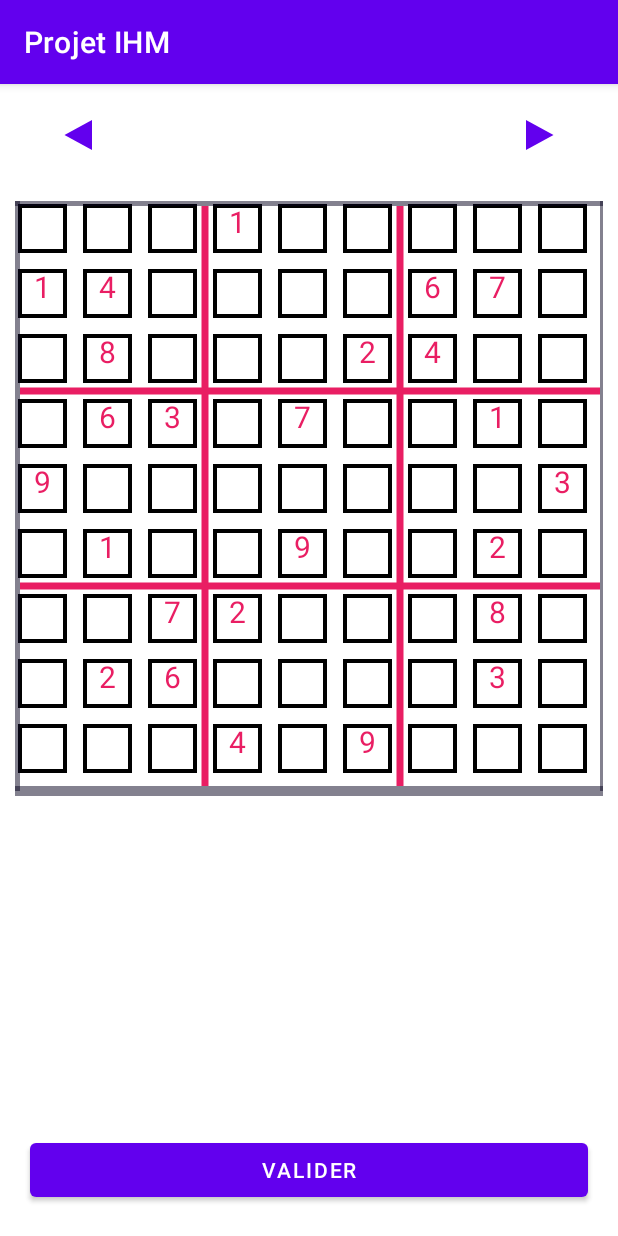
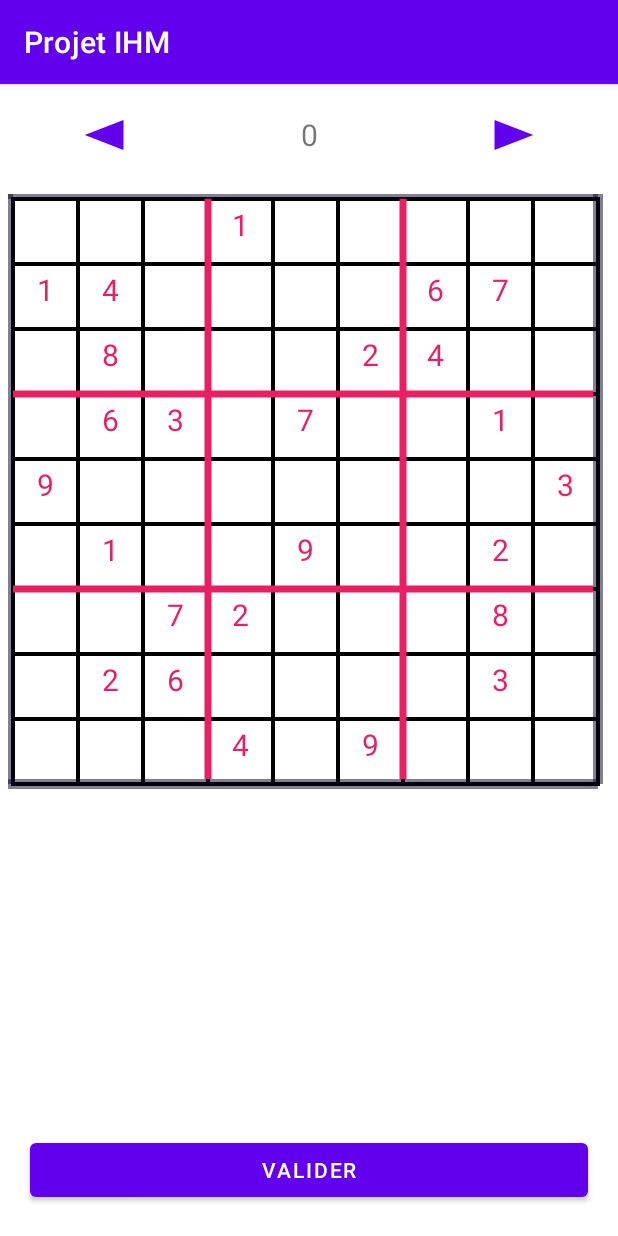
Before and after one commit to NazihBouraba/Sudoku-android-java, an Android app: the JeuActivity screen opened directly, with no data from a screen before it, on a phone screen of 412 x 824 dp. Run offline under Robolectric (Android 15) with nearby library versions, the phone set to English and light mode, and no system bars.

Commit message:
sauvgarde working

```diff
--- a/app/build.gradle
+++ b/app/build.gradle
@@ -38,4 +38,5 @@ dependencies {
     androidTestImplementation 'androidx.test.ext:junit:1.1.2'
     androidTestImplementation 'androidx.test.espresso:espresso-core:3.3.0'
     implementation 'org.jsoup:jsoup:1.11.1'
+    implementation 'com.google.code.gson:gson:2.8.5'
 }
--- a/app/src/main/java/com/example/projetihm/Classes/Grille.java
+++ b/app/src/main/java/com/example/projetihm/Classes/Grille.java
@@ -16,7 +16,7 @@ import com.example.projetihm.R;
 
 public class Grille extends View {
 
-    public int taillecase =20;
+    public int taillecase =0;
     public int decalage = 5;
     private int n;
     public static int taille_ecran =0;
@@ -97,11 +97,8 @@ public class Grille extends View {
     }
 
 
-    public void dessiner(Canvas c,String s ,int x , int y){
+    public void dessiner(){
         this.invalidate();
-
-        this.invalidate();
-
     }
 
     @Override
@@ -109,7 +106,7 @@ public class Grille extends View {
         c= canvas ;
         int screenWidth = getWidth();
         int screenHeight = getHeight();
-        int w = Math.min(screenWidth , screenHeight );
+        int w = Math.min(screenWidth-10 , screenHeight-10 );
       //  int z = Math.max(screenWidth -00, screenHeight -00);
     //    decalage = (w-z)/2;
         w = w - (w%9);
--- /dev/null
+++ b/app/src/main/java/com/example/projetihm/Classes/Sauvgarde.java
@@ -0,0 +1,57 @@
+package com.example.projetihm.Classes;
+
+import android.app.Activity;
+import android.content.Context;
+import android.content.SharedPreferences;
+
+import com.example.projetihm.MainActivity;
+import com.google.gson.Gson;
+
+import static android.content.Context.MODE_PRIVATE;
+
+public class Sauvgarde {
+   public int matrix[][];
+   public boolean fix[][];
+
+
+    public Sauvgarde(int[][] matrix, boolean[][] fix) {
+        this.matrix = matrix;
+        this.fix = fix;
+
+    }
+
+    public Sauvgarde() {
+
+    }
+
+    public  void sauvgarder(int i , Activity c){
+        SharedPreferences mPrefs = c.getPreferences(MODE_PRIVATE);
+        SharedPreferences.Editor prefsEditor = mPrefs.edit();
+        Gson gson = new Gson();
+        String json = gson.toJson(this);
+        prefsEditor.putString(""+i, json);
+        prefsEditor.commit();
+
+    }
+    public  Sauvgarde recuperer(int i ,Activity c ){
+        SharedPreferences mPrefs = c.getPreferences(MODE_PRIVATE);
+        Gson gson = new Gson();
+        String json = mPrefs.getString(""+i, "");
+        if(json==""){return null;}
+        Sauvgarde obj = gson.fromJson(json, Sauvgarde.class);
+        return  obj;
+    }
+
+    public void sauvgarder_last_index(int i , Activity c){
+        SharedPreferences mPrefs = c.getPreferences(MODE_PRIVATE);
+        SharedPreferences.Editor prefsEditor = mPrefs.edit();
+        prefsEditor.putInt("index", i);
+    }
+
+    public int recuperer_last_index(Activity c ){
+        SharedPreferences mPrefs = c.getPreferences(MODE_PRIVATE);
+        int  index = mPrefs.getInt("index",0);
+        return  index ;
+
+    }
+}
--- a/app/src/main/java/com/example/projetihm/Classes/SudokuExamples.java
+++ b/app/src/main/java/com/example/projetihm/Classes/SudokuExamples.java
@@ -42,7 +42,7 @@ public class SudokuExamples  {
                     Document doc = Jsoup.connect(url+v).get();
                     Element s =  doc.select("body").first();
                     MainActivity.exemples.add( s.text());
-                    System.out.println("le contenu est " + s.text());
+                  //  System.out.println("le contenu est " + s.text());
 
                 } catch (Exception e) {
                     e.printStackTrace();
--- a/app/src/main/java/com/example/projetihm/JeuActivity.java
+++ b/app/src/main/java/com/example/projetihm/JeuActivity.java
@@ -10,10 +10,13 @@ import android.util.Log;
 import android.view.Gravity;
 import android.view.MotionEvent;
 import android.view.View;
+import android.widget.Button;
 import android.widget.LinearLayout;
 import android.widget.NumberPicker;
+import android.widget.TextView;
 
 import com.example.projetihm.Classes.Grille;
+import com.example.projetihm.Classes.Sauvgarde;
 
 import java.util.Arrays;
 
@@ -25,6 +28,7 @@ public class JeuActivity extends AppCompatActivity implements View.OnClickListen
     public int y ;
     public float xx ;
     public float yy ;
+    private TextView challane_num;
     @Override
     protected void onCreate(Bundle savedInstanceState) {
         super.onCreate(savedInstanceState);
@@ -32,12 +36,41 @@ public class JeuActivity extends AppCompatActivity implements View.OnClickListen
         g= (Grille) findViewById(R.id.grille);
         g.setOnClickListener(this);
         g.setOnTouchListener(this);
+        Button left_b = (Button) findViewById(R.id.leftb);
+        Button right_b = (Button) findViewById(R.id.rightb);
+        left_b.setOnClickListener(this);
+        right_b.setOnClickListener(this);
+        challane_num = (TextView) findViewById(R.id.challange_tv);
+        Sauvgarde ss= new Sauvgarde();
+        int index = ss.recuperer_last_index(this);
+        challane_num.setText(""+index);
+         changer_challange(index);
+
+    }
+
+    @Override
+    protected void onStop() {
+        Sauvgarde sauv = new Sauvgarde(g.matrix,g.fixIdx);
+        sauv.sauvgarder( Integer.parseInt(challane_num.getText().toString()),this);
+        sauv.sauvgarder_last_index(Integer.parseInt(challane_num.getText().toString()),this);
+        super.onStop();
+    }
+
+    @Override
+    protected void onPause() {
+        Sauvgarde sauv = new Sauvgarde(g.matrix,g.fixIdx);
+        sauv.sauvgarder( Integer.parseInt(challane_num.getText().toString()),this);
+        sauv.sauvgarder_last_index(Integer.parseInt(challane_num.getText().toString()),this);
+        super.onPause();
     }
 
     @Override
     public void onClick(View v) {
+        int challenge ;
+        switch (v.getId()){
+
+            case R.id.grille :
                i = new Intent(this,ChoixActivity.class);
-
                x = (int) xx/(Grille.taille_ecran/9) ;
                y = (int) yy/(Grille.taille_ecran/9) ;
                i.putExtra("x",x);
@@ -46,6 +79,47 @@ public class JeuActivity extends AppCompatActivity implements View.OnClickListen
                      if((x<9) && (y<9) && !g.fixIdx[y][x])
                          AgeDialog();
                   //  startActivity(i);
+                break;
+            case R.id.leftb :
+                 challenge  = Integer.parseInt(challane_num.getText().toString());
+                if(challenge>0){
+                    challenge--;
+                    changer_challange(challenge);
+                }
+
+                break;
+
+            case R.id.rightb :
+                 challenge  = Integer.parseInt(challane_num.getText().toString());
+                if(challenge<29){
+                    challenge++;
+                    changer_challange(challenge);
+
+                }
+                break;
+
+        }
+    }
+
+
+    public void changer_challange(int i){
+        Sauvgarde ss= new Sauvgarde();
+       //int index = ss.recuperer_last_index(this);
+        challane_num.setText(""+i);
+        Sauvgarde last = ss.recuperer(i,this);
+        if(last == null){
+            challane_num.setText(""+i);
+            g.set(MainActivity.exemples.get(i));
+            g.dessiner();
+        }
+        else {
+            g.matrix = last.matrix;
+            g.fixIdx = last.fix;
+            g.dessiner();
+        }
+
+
+
     }
 
     @Override
@@ -77,7 +151,7 @@ public class JeuActivity extends AppCompatActivity implements View.OnClickListen
                 g.matrix[y][x] = number.getValue();
                 Log.v("VALEUR","x= "+number.getValue());
                 Log.v("position","x= "+x + "y= "+y);
-                if(g.c != null ){g.dessiner(g.c,""+number.getValue(),x,y);}
+                if(g.c != null ){g.dessiner();}
             }
         });
 
--- a/app/src/main/res/layout/activity_jeu.xml
+++ b/app/src/main/res/layout/activity_jeu.xml
@@ -8,27 +8,41 @@
     android:orientation="vertical"
     tools:context=".JeuActivity">
 
-    <RelativeLayout
+    <LinearLayout
         android:layout_width="match_parent"
+        android:orientation="horizontal"
+       android:weightSum="3"
         android:layout_height="wrap_content" >
 
         <Button
             android:layout_margin="10dp"
+            android:id="@+id/leftb"
             android:background="@drawable/ic_left_arrow"
-            android:layout_width="wrap_content"
-            android:layout_alignParentLeft="true"
+            android:layout_width="0dp"
+            android:layout_weight="1"
+            android:layout_height="wrap_content"/>
+
+        <TextView
+            android:layout_width="0dp"
+            android:id="@+id/challange_tv"
+            android:text="challange 1"
+            android:layout_weight="1"
+            android:layout_gravity="center"
+            android:gravity="center"
+            android:textSize="20sp"
             android:layout_height="wrap_content"/>
         <Button
             android:layout_margin="10dp"
+            android:id="@+id/rightb"
             android:background="@drawable/ic_right_arrow"
-            android:layout_width="wrap_content"
-             android:layout_alignParentRight="true"
+            android:layout_width="0dp"
+            android:layout_weight="1"
             android:layout_height="wrap_content"/>
 
 
 
 
-    </RelativeLayout>
+    </LinearLayout>
 
 
     <com.example.projetihm.Classes.Grille
@@ -36,7 +50,7 @@
         android:layout_width="wrap_content"
         android:layout_height="0dp"
         android:layout_gravity="center"
-        android:layout_margin="10dp"
+        android:layout_margin="5dp"
         android:layout_weight="3"
 
         />
```
Lines whose indentation alone changed are shown as unchanged.
